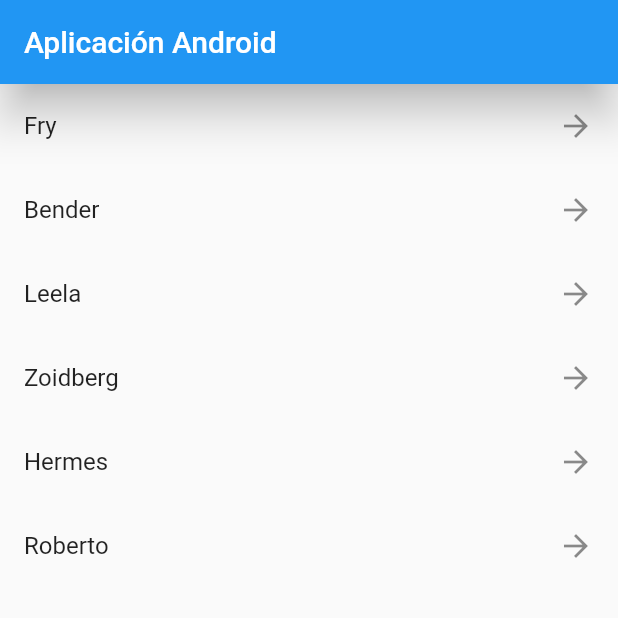
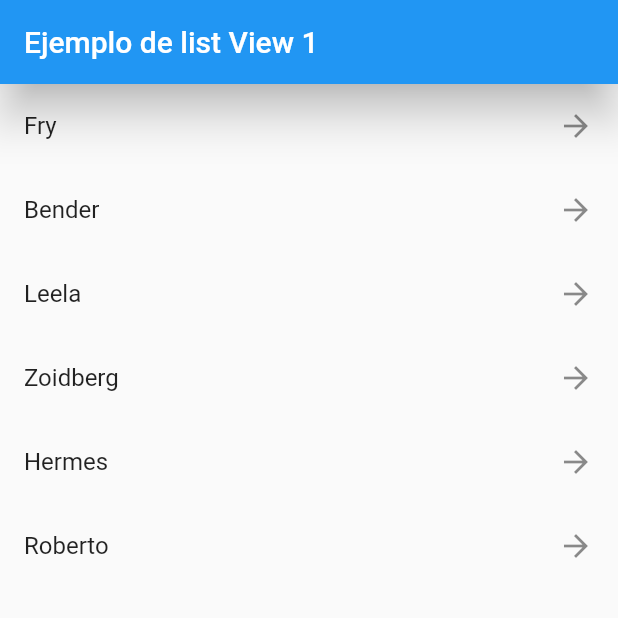
Before and after one commit to rafaelmad97/Practicas-2Flutter, a Flutter app: the screen it shows after launch, on a phone screen of 412 x 824 dp, the top half of it. Run offline on Flutter 3.47's test engine with Material 2 defaults, Android fonts, the phone set to English and light mode, and no system bars.

Commit message:
ultimos cambios

```diff
--- a/lib/pages/ListView.dart
+++ b/lib/pages/ListView.dart
@@ -16,7 +16,7 @@ class ListViewPage extends StatelessWidget {
 
     return Scaffold(
         appBar: AppBar(
-          title: const Text("Aplicación Android"),
+          title: const Text("Ejemplo de list View 1"),
           elevation: 12,
         ),
         body: ListView(children: [
```
